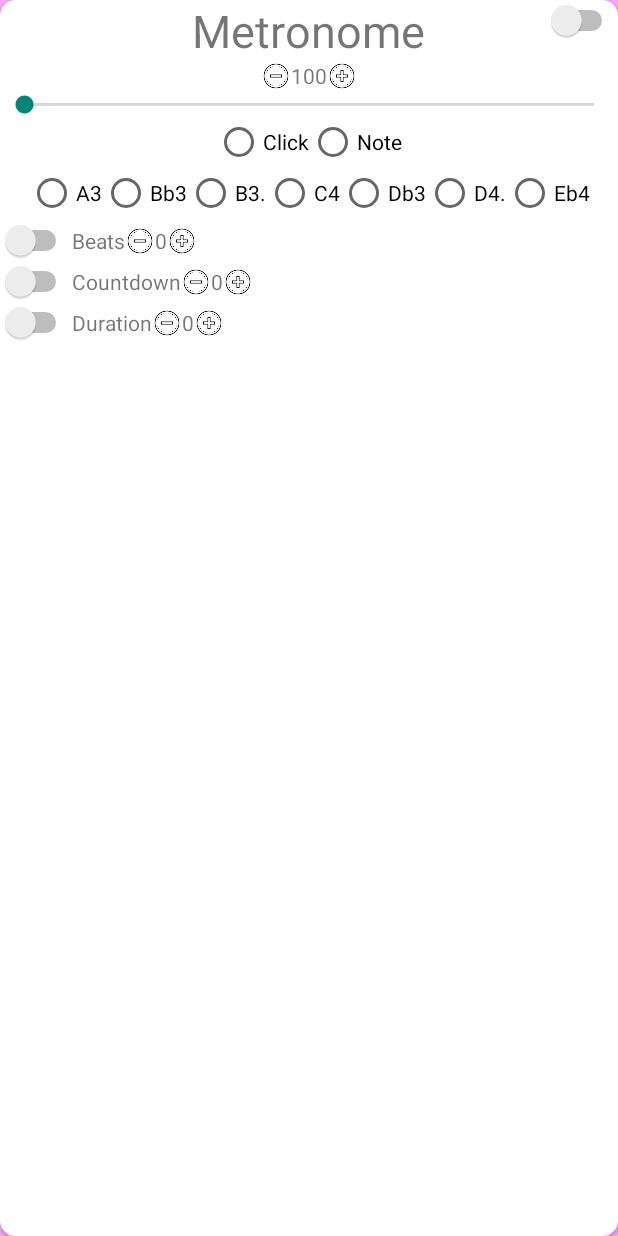
After one commit to hyoon97/LoopIt, an Android app: the layout popupmetronome.xml on its own in the app's theme, with its tools: preview values and no code run, on a phone screen of 412 x 824 dp. The commit adds this screen. Run offline under Robolectric (Android 15) with nearby library versions, the phone set to English and light mode, and no system bars.

Commit message:
Basic Pop-up Implementation

```diff
--- /dev/null
+++ b/app/src/main/res/layout/popupmetronome.xml
@@ -0,0 +1,235 @@
+<?xml version="1.0" encoding="utf-8"?>
+<RelativeLayout xmlns:android="http://schemas.android.com/apk/res/android"
+    xmlns:tools="http://schemas.android.com/tools"
+    android:layout_width="match_parent"
+    android:layout_height="match_parent"
+    xmlns:app="http://schemas.android.com/apk/res-auto"
+    android:background="#ffabff">
+
+    <android.support.v7.widget.CardView
+        android:layout_width="match_parent"
+        android:layout_height="match_parent"
+        app:cardCornerRadius="10dp"
+        android:background="@drawable/round_settings_white_36dp">
+
+        <RelativeLayout
+            android:layout_width="match_parent"
+            android:layout_height="wrap_content">
+
+            <TextView
+                android:layout_width="wrap_content"
+                android:layout_height="wrap_content"
+                android:text="Metronome"
+                android:textSize="30dp"
+                android:id="@+id/metronome"
+                android:layout_centerHorizontal="true"
+                android:layout_alignParentTop="true"
+                android:layout_centerInParent="true"/>
+
+            <LinearLayout
+                android:layout_width="wrap_content"
+                android:layout_height="wrap_content"
+                android:layout_below="@+id/metronome"
+                android:id="@+id/incrementDecrement"
+                android:layout_centerInParent="true">
+
+                <Button
+
+                    android:layout_width="20dp"
+                    android:layout_height="20dp"
+                    android:background="@drawable/minus"/>
+
+                <TextView
+                    android:layout_width="wrap_content"
+                    android:layout_height="wrap_content"
+                    android:text="100"/>
+
+                <Button
+                    android:layout_width="20dp"
+                    android:layout_height="20dp"
+                    android:background="@drawable/plus"/>
+
+
+            </LinearLayout>
+
+            <SeekBar
+                android:id="@+id/seekbar"
+                android:layout_width="match_parent"
+                android:layout_height="wrap_content"
+                android:layout_below="@+id/incrementDecrement"/>
+
+            <Switch
+                android:layout_width="wrap_content"
+                android:layout_height="wrap_content"
+                android:layout_alignParentRight="true"/>
+
+            <RadioGroup
+                android:layout_width="wrap_content"
+                android:id="@+id/clickNote"
+                android:layout_height="wrap_content"
+                android:orientation="horizontal"
+                android:layout_centerInParent="true"
+                android:layout_below="@+id/seekbar"
+                >
+
+                <RadioButton
+                    android:layout_width="wrap_content"
+                    android:layout_height="wrap_content"
+
+                    android:text="Click"/>
+
+                <RadioButton
+                    android:layout_width="wrap_content"
+                    android:layout_height="wrap_content"
+
+                    android:text="Note"/>
+
+            </RadioGroup>
+
+            <RadioGroup
+                android:layout_width="wrap_content"
+                android:id="@+id/scales"
+                android:layout_height="wrap_content"
+                android:orientation="horizontal"
+                android:layout_below="@+id/clickNote"
+                android:layout_centerInParent="true"
+                android:padding="2dp">
+
+                <RadioButton
+                    android:layout_width="wrap_content"
+                    android:layout_height="wrap_content"
+
+                    android:text="A3"/>
+
+                <RadioButton
+                    android:layout_width="wrap_content"
+                    android:layout_height="wrap_content"
+
+                    android:text="Bb3"/>
+
+
+                <RadioButton
+                    android:layout_width="wrap_content"
+                    android:layout_height="wrap_content"
+
+                    android:text="B3."/>
+
+                <RadioButton
+                    android:layout_width="wrap_content"
+                    android:layout_height="wrap_content"
+
+                    android:text="C4"/>
+                <RadioButton
+                    android:layout_width="wrap_content"
+                    android:layout_height="wrap_content"
+
+                    android:text="Db3"/>
+
+
+                <RadioButton
+                    android:layout_width="wrap_content"
+                    android:layout_height="wrap_content"
+
+                    android:text="D4."/>
+
+                <RadioButton
+                    android:layout_width="wrap_content"
+                    android:layout_height="wrap_content"
+
+                    android:text="Eb4"/>
+
+            </RadioGroup>
+
+            <LinearLayout
+                android:id="@+id/beats"
+                android:layout_width="match_parent"
+                android:layout_height="wrap_content"
+                android:layout_below="@+id/scales">
+
+                <Switch
+                    android:layout_width="wrap_content"
+                    android:layout_height="wrap_content"/>
+
+                <TextView
+                    android:layout_width="wrap_content"
+                    android:layout_height="wrap_content"
+                    android:text="Beats"/>
+
+                <Button
+                    android:layout_width="20dp"
+                    android:layout_height="20dp"
+                    android:background="@drawable/minus"/>
+
+                <TextView
+                    android:layout_width="wrap_content"
+                    android:layout_height="wrap_content"
+                    android:text="0"/>
+                <Button
+                    android:layout_width="20dp"
+                    android:layout_height="20dp"
+                    android:background="@drawable/plus"/>
+            </LinearLayout>
+
+            <LinearLayout
+                android:id="@+id/countdown"
+                android:layout_width="match_parent"
+                android:layout_height="wrap_content"
+                android:layout_below="@+id/beats">
+
+                <Switch
+                    android:layout_width="wrap_content"
+                    android:layout_height="wrap_content"/>
+
+                <TextView
+                    android:layout_width="wrap_content"
+                    android:layout_height="wrap_content"
+                    android:text="Countdown"/>
+
+                <Button
+                    android:layout_width="20dp"
+                    android:layout_height="20dp"
+                    android:background="@drawable/minus"/>
+
+                <TextView
+                    android:layout_width="wrap_content"
+                    android:layout_height="wrap_content"
+                    android:text="0"/>
+                <Button
+                    android:layout_width="20dp"
+                    android:layout_height="20dp"
+                    android:background="@drawable/plus"/>
+            </LinearLayout>
+
+            <LinearLayout
+                android:id="@+id/duration"
+                android:layout_width="match_parent"
+                android:layout_height="wrap_content"
+                android:layout_below="@+id/countdown">
+
+                <Switch
+                    android:layout_width="wrap_content"
+                    android:layout_height="wrap_content"/>
+
+                <TextView
+                    android:layout_width="wrap_content"
+                    android:layout_height="wrap_content"
+                    android:text="Duration"/>
+
+                <Button
+                    android:layout_width="20dp"
+                    android:layout_height="20dp"
+                    android:background="@drawable/minus"/>
+
+                <TextView
+                    android:layout_width="wrap_content"
+                    android:layout_height="wrap_content"
+                    android:text="0"/>
+                <Button
+                    android:layout_width="20dp"
+                    android:layout_height="20dp"
+                    android:background="@drawable/plus"/>
+            </LinearLayout>
+
+        </RelativeLayout>
+    </android.support.v7.widget.CardView>
+</RelativeLayout>
--- a/app/src/main/res/values/styles.xml
+++ b/app/src/main/res/values/styles.xml
@@ -1,11 +1,17 @@
 <resources>
 
     <!-- Base application theme. -->
-    <style name="AppTheme" parent="Theme.AppCompat.Light.DarkActionBar">
+    <style name="AppTheme" parent="Theme.AppCompat.Light.NoActionBar">
         <!-- Customize your theme here. -->
         <item name="colorPrimary">@color/colorPrimary</item>
         <item name="colorPrimaryDark">@color/colorPrimaryDark</item>
         <item name="colorAccent">@color/colorAccent</item>
     </style>
 
+    <style name="PopUpTheme" parent="Theme.AppCompat.Light.NoActionBar">
+        <item name="android:windowIsTranslucent">true</item>
+        <item name="android:windowCloseOnTouchOutside">true</item>
+    </style>
+
+
 </resources>
```
Also changed, not shown: app/src/main/AndroidManifest.xml (+8 -0 lines), app/src/main/java/com/example/loopit/MainActivity.java (+23 -0 lines), app/src/main/java/com/example/loopit/PopUpMetronome.java (added, +25 -0 lines), app/src/main/java/com/example/loopit/PopUpSettings.java (added, +25 -0 lines), app/src/main/res/layout/activity_main.xml (+12 -23 lines), app/src/main/res/layout/popupsettings.xml (added, +95 -0 lines), app/src/main/res/layout/popupwindow.xml (deleted, +0 -10 lines), app/src/main/res/drawable/minus.png (added), app/src/main/res/drawable/plus.png (added).
